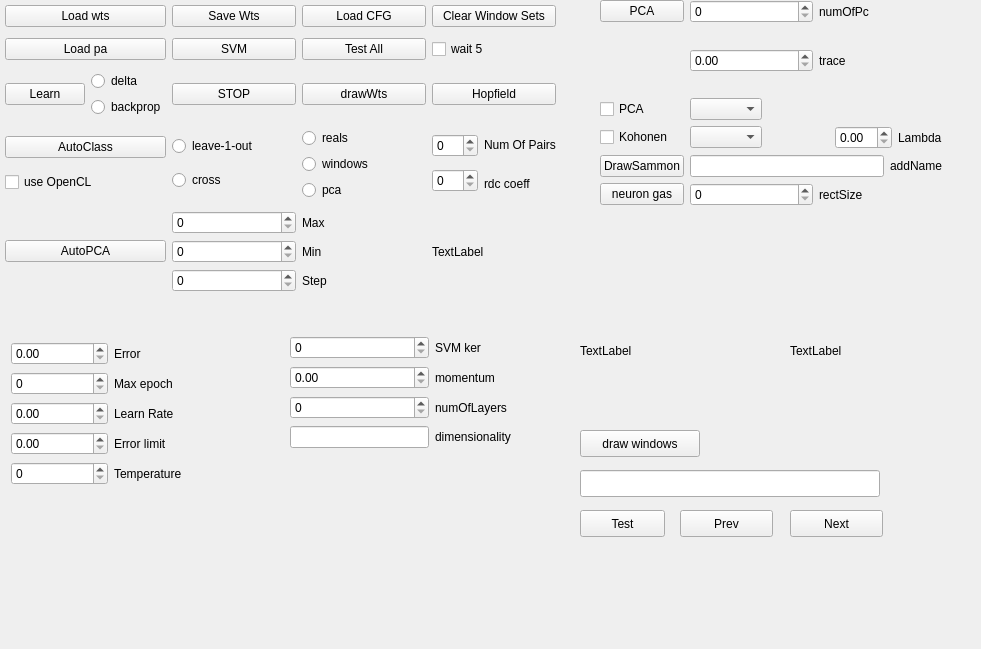
Above: net.ui from ArtfulVampire/SecondGUIrepo before the change. Below: the same form after it.
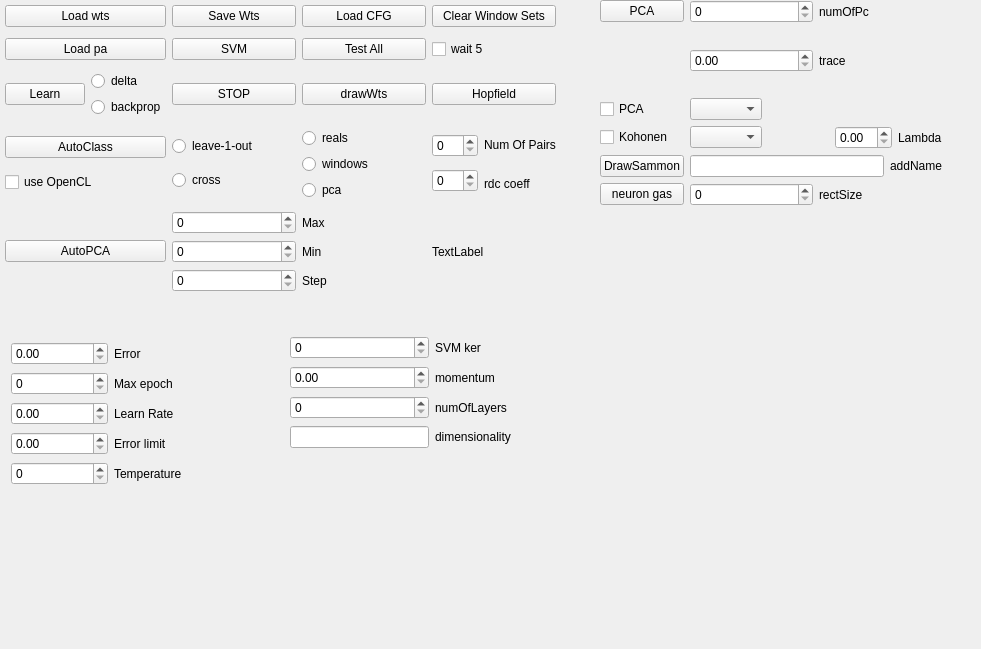
That is the form after the change.

Diff of the .ui file:
```diff
--- a/net.ui
+++ b/net.ui
@@ -13,81 +13,6 @@
   <property name="windowTitle">
    <string>Form</string>
   </property>
-  <widget class="QPushButton" name="testButton">
-   <property name="geometry">
-    <rect>
-     <x>580</x>
-     <y>510</y>
-     <width>85</width>
-     <height>27</height>
-    </rect>
-   </property>
-   <property name="text">
-    <string>Test</string>
-   </property>
-  </widget>
-  <widget class="QLineEdit" name="lineEdit">
-   <property name="geometry">
-    <rect>
-     <x>580</x>
-     <y>470</y>
-     <width>300</width>
-     <height>27</height>
-    </rect>
-   </property>
-  </widget>
-  <widget class="QPushButton" name="nextButton">
-   <property name="geometry">
-    <rect>
-     <x>790</x>
-     <y>510</y>
-     <width>93</width>
-     <height>27</height>
-    </rect>
-   </property>
-   <property name="text">
-    <string>Next</string>
-   </property>
-  </widget>
-  <widget class="QPushButton" name="prevButton">
-   <property name="geometry">
-    <rect>
-     <x>680</x>
-     <y>510</y>
-     <width>93</width>
-     <height>27</height>
-    </rect>
-   </property>
-   <property name="text">
-    <string>Prev</string>
-   </property>
-  </widget>
-  <widget class="QLabel" name="label_7">
-   <property name="geometry">
-    <rect>
-     <x>580</x>
-     <y>290</y>
-     <width>180</width>
-     <height>121</height>
-    </rect>
-   </property>
-   <property name="text">
-    <string>TextLabel</string>
-   </property>
-  </widget>
-  <widget class="QLabel" name="label_8">
-   <property name="geometry">
-    <rect>
-     <x>790</x>
-     <y>290</y>
-     <width>180</width>
-     <height>121</height>
-    </rect>
-   </property>
-   <property name="text">
-    <string>TextLabel</string>
-   </property>
-  </widget>
   <widget class="QWidget" name="layoutWidget">
    <property name="geometry">
     <rect>
@@ -351,19 +276,6 @@
     </item>
    </layout>
   </widget>
-  <widget class="QPushButton" name="drawWindowsButton">
-   <property name="geometry">
-    <rect>
-     <x>580</x>
-     <y>430</y>
-     <width>120</width>
-     <height>27</height>
-    </rect>
-   </property>
-   <property name="text">
-    <string>draw windows</string>
-   </property>
-  </widget>
   <widget class="QWidget" name="layoutWidget">
    <property name="geometry">
     <rect>
@@ -517,7 +429,7 @@
     </item>
    </layout>
   </widget>
-  <widget class="QWidget" name="">
+  <widget class="QWidget" name="layoutWidget">
    <property name="geometry">
     <rect>
      <x>11</x>
@@ -587,7 +499,7 @@
     </item>
    </layout>
   </widget>
-  <widget class="QWidget" name="">
+  <widget class="QWidget" name="layoutWidget">
    <property name="geometry">
     <rect>
      <x>290</x>
```
